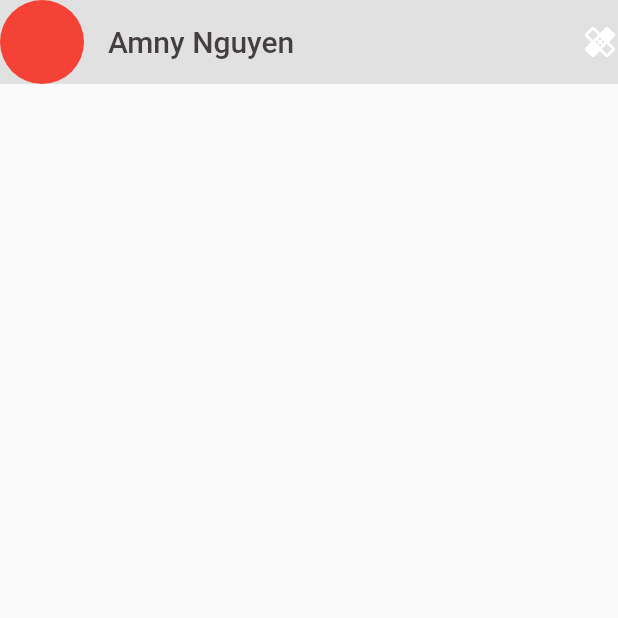
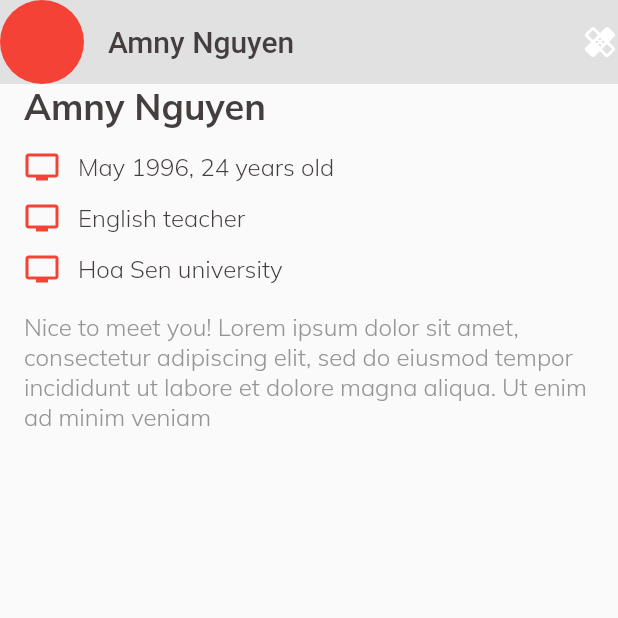
Before and after one commit to potato16/dating_profile, a Flutter app: the screen it shows after launch, on a phone screen of 412 x 824 dp, the top half of it. Run offline on Flutter 3.47's test engine with Material 2 defaults, Android fonts, the phone set to English and light mode, and no system bars; our stand-ins replace dio, google_fonts, rxdart.

Commit message:
implement profile info widget UI

```diff
--- a/lib/src/utils/colors.dart
+++ b/lib/src/utils/colors.dart
@@ -4,5 +4,6 @@ class DatingColors {
   DatingColors._();
   static const Color black = Color(0xFF453E3E);
   static const Color black1 = Color(0x1A000000);
+  static const Color grey = Color(0xFF969696);
   static const Color white = Color(0xFFFFFFFF);
 }
--- /dev/null
+++ b/lib/src/utils/text_styles.dart
@@ -0,0 +1,13 @@
+import 'package:flutter/material.dart';
+
+class DatingTypography {
+  DatingTypography._();
+  static const TextStyle t24M =
+      TextStyle(fontSize: 24, fontWeight: FontWeight.bold, height: 30 / 24);
+  static const TextStyle t18M =
+      TextStyle(fontSize: 18, fontWeight: FontWeight.bold, height: 23 / 18);
+  static const TextStyle t16R =
+      TextStyle(fontSize: 16, fontWeight: FontWeight.w300, height: 20 / 16);
+  static const TextStyle t14M =
+      TextStyle(fontSize: 14, fontWeight: FontWeight.bold, height: 18 / 14);
+}
--- a/lib/src/widgets/profile_info_widget.dart
+++ b/lib/src/widgets/profile_info_widget.dart
@@ -1,11 +1,63 @@
+import 'package:dating_profile/src/utils/colors.dart';
+import 'package:dating_profile/src/utils/text_styles.dart';
 import 'package:flutter/material.dart';
 
 class ProfileInfoWidget extends StatelessWidget {
   @override
   Widget build(BuildContext context) {
-    return Column(
-      mainAxisSize: MainAxisSize.min,
-      children: <Widget>[],
+    return Padding(
+      padding: const EdgeInsets.symmetric(horizontal: 16),
+      child: Column(
+        mainAxisSize: MainAxisSize.min,
+        crossAxisAlignment: CrossAxisAlignment.start,
+        children: <Widget>[
+          Text(
+            'Amny Nguyen',
+            style: DatingTypography.t24M.copyWith(color: DatingColors.black),
+          ),
+          SizedBox(height: 13),
+          _InfoSession(icon: Icons.tv, content: 'May 1996, 24 years old'),
+          SizedBox(height: 10),
+          _InfoSession(icon: Icons.tv, content: 'English teacher'),
+          SizedBox(height: 10),
+          _InfoSession(icon: Icons.tv, content: 'Hoa Sen university'),
+          SizedBox(height: 17),
+          Text(
+            'Nice to meet you! Lorem ipsum dolor sit amet, consectetur adipiscing elit, sed do eiusmod tempor incididunt ut labore et dolore magna aliqua. Ut enim ad minim veniam',
+            style: DatingTypography.t16R.copyWith(color: DatingColors.grey),
+          ),
+        ],
+      ),
     );
   }
 }
+
+class _InfoSession extends StatelessWidget {
+  const _InfoSession({
+    Key key,
+    @required this.icon,
+    @required this.content,
+  })  : assert(icon != null && content != null),
+        super(key: key);
+  final IconData icon;
+  final String content;
+
+  @override
+  Widget build(BuildContext context) {
+    return Row(
+      children: <Widget>[
+        Icon(
+          icon,
+          color: Colors.red,
+        ),
+        SizedBox(
+          width: 12,
+        ),
+        Text(
+          content,
+          style: DatingTypography.t16R.copyWith(color: DatingColors.black),
+        ),
+      ],
+    );
+  }
+}
```
